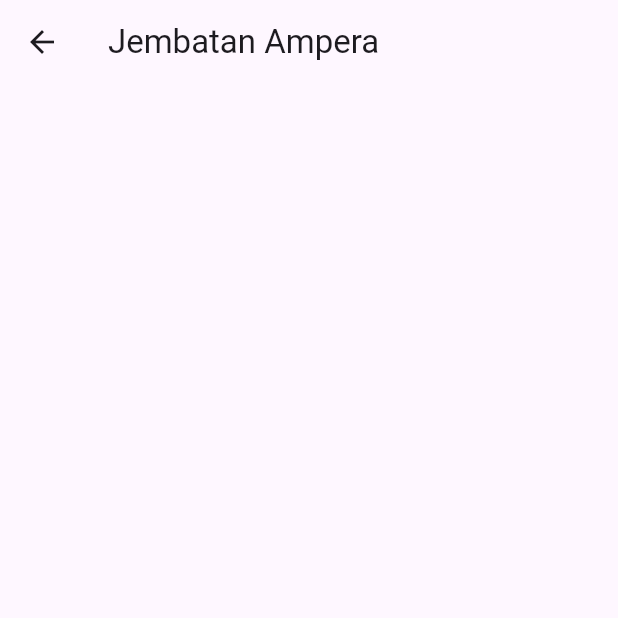
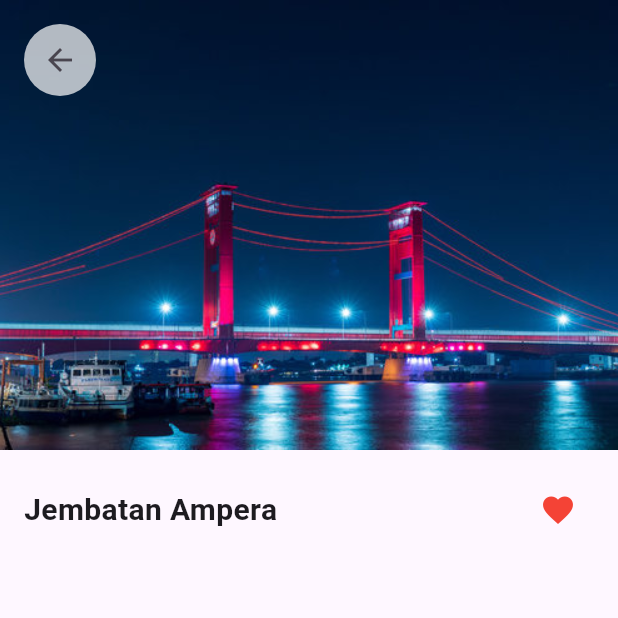
Before and after one commit to milhambintang/flutter_application_2_kolom_row, a Flutter app: the screen it shows after launch, after a tap on "Jembatan Ampera", on a phone screen of 412 x 824 dp, the top half of it. Run offline on Flutter 3.47's test engine with Material 3 defaults, Android fonts, the phone set to English and light mode, and no system bars.

Commit message:
Terimakasih Cinta

```diff
--- a/lib/screens/detail_screen.dart
+++ b/lib/screens/detail_screen.dart
@@ -15,17 +15,79 @@ class _DetailScreenState extends State<DetailScreen> {
   @override
   Widget build(BuildContext context) {
     return Scaffold(
-      appBar: AppBar(
-        title: Text(widget.wisataModel.nama),
-      ),
+      body: SafeArea(
+        child: SingleChildScrollView(
+          child: Column(
+            children: [
+              // GAMBAR UTAMA DAN TOMBOL BACK (TUMPUKAN)
+              Stack(
+                children: [
+                  // Gambar Utama
+                  Image.asset(
+                    widget.wisataModel.gambarUtama,
+                    fit: BoxFit.cover,
+                    width: double.infinity,
+                    height: 300,
+                  ),
+
+                  // Tombol Back
+                  Container(
+                    margin: const EdgeInsets.all(16),
+                    decoration: BoxDecoration(
+                      shape: BoxShape.circle,
+                      color: Colors.white70
+                    ),
+                    child: IconButton(
+                      onPressed: () {
+                        Navigator.pop(context);
+                      },
+                      icon: const Icon(Icons.arrow_back)
+                    )
+                  )
+                ],
+              ),
+              // NAMA DAN TOMBOL LOVE
+              Padding(
+                padding: const EdgeInsets.all(16.0),
+                child: Row(
+                  mainAxisAlignment: MainAxisAlignment.spaceBetween,
+                  children: [
+                    // Nama
+                    Text(
+                      widget.wisataModel.nama,
+                      style: const TextStyle(
+                        fontSize: 20,
+                        fontWeight: FontWeight.bold
+                      ),
+                    ),
+                    // Tombol Love
+                    IconButton(
+                      onPressed: () {},
+                      icon: Icon(
+                        Icons.favorite,
+                        color: Colors.red,
+                      )
+                    )
+                  ],
+                ),
+              )
+
+          // ALAMAT
+
+          // JAM BUKA
+
+          // INSTAGRAM
+
+          // DESKRIPSI
+
+          // GALERI GAMBAR (SCROLLABLE)
+           ],
+          ),
+        ),
+      )
     );
   }
 }
-
-
-
-
-
 
 
 
```
